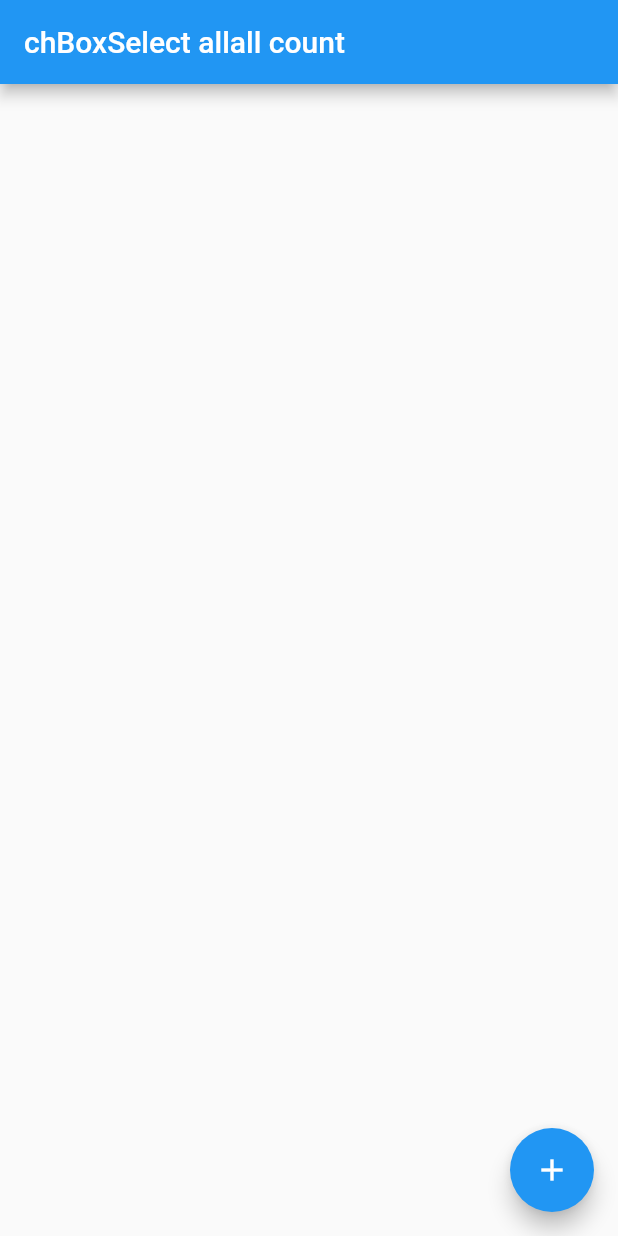
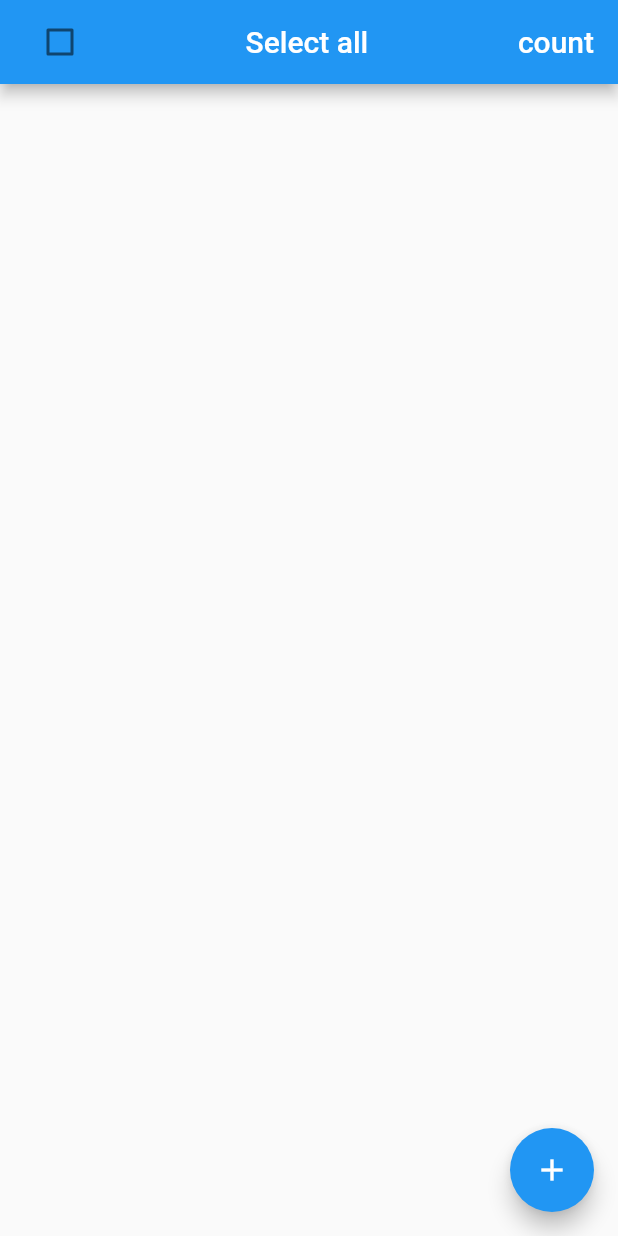
Before and after one commit to seregakd/list_with_chekbox, a Flutter app: the screen it shows after launch, on a phone screen of 412 x 824 dp. Run offline on Flutter 3.47's test engine with Material 2 defaults, Android fonts, the phone set to English and light mode, and no system bars.

```diff
--- a/lib/main.dart
+++ b/lib/main.dart
@@ -20,10 +20,18 @@ class HomePage extends StatefulWidget {
 class _HomePageState extends State<HomePage> {
   int _counter = 0;
   List<String> _list = [];
+  bool _valueTitleCb = false;
 
   void _addItem() {
     setState(() {
       _list.add((_counter++).toString());
+    });
+  }
+
+  void _valueTitleCbChanged(bool value) {
+    setState(() {
+//      _valueTitleCb = !_valueTitleCb;
+      _valueTitleCb = value;
     });
   }
 
@@ -46,12 +54,12 @@ class _HomePageState extends State<HomePage> {
 
   Widget _buildTitle() {
     return Row(
-        mainAxisSize: MainAxisSize.min,
-        crossAxisAlignment: CrossAxisAlignment.start,
+        mainAxisSize: MainAxisSize.max,
+        mainAxisAlignment: MainAxisAlignment.spaceBetween,
         children: [
-          Text('chBox'),
+          Checkbox(value: _valueTitleCb, onChanged: _valueTitleCbChanged),
           Text('Select all'),
-          Text('all count'),
+          Text('count'),
         ]
     );
   }
```
